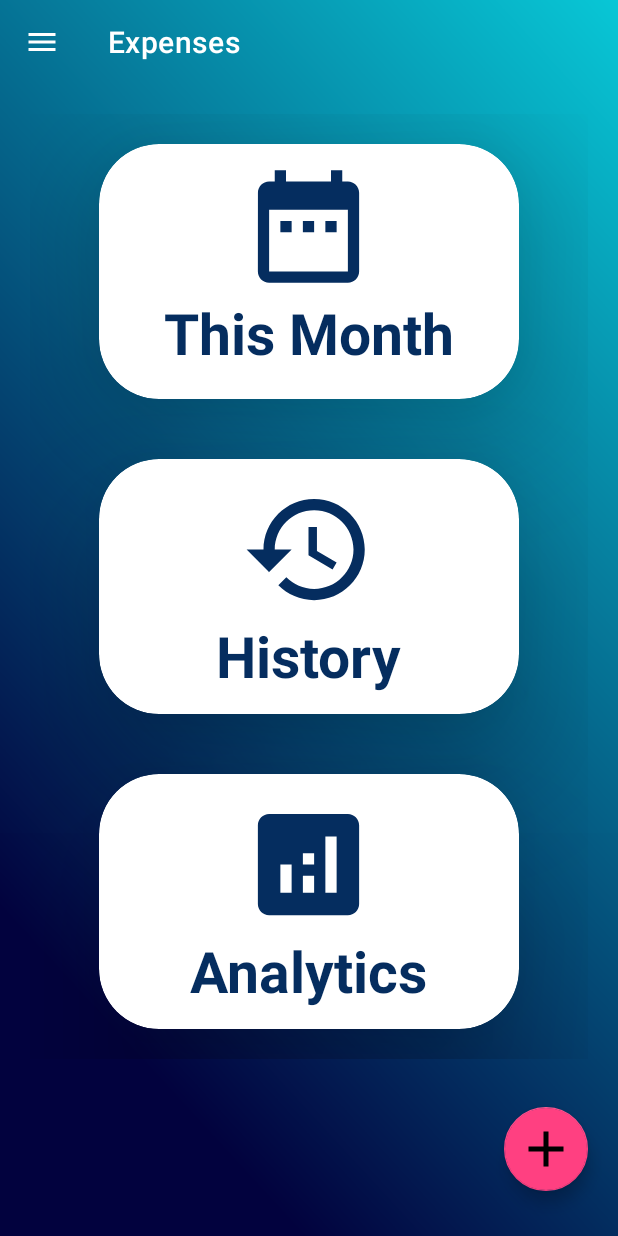
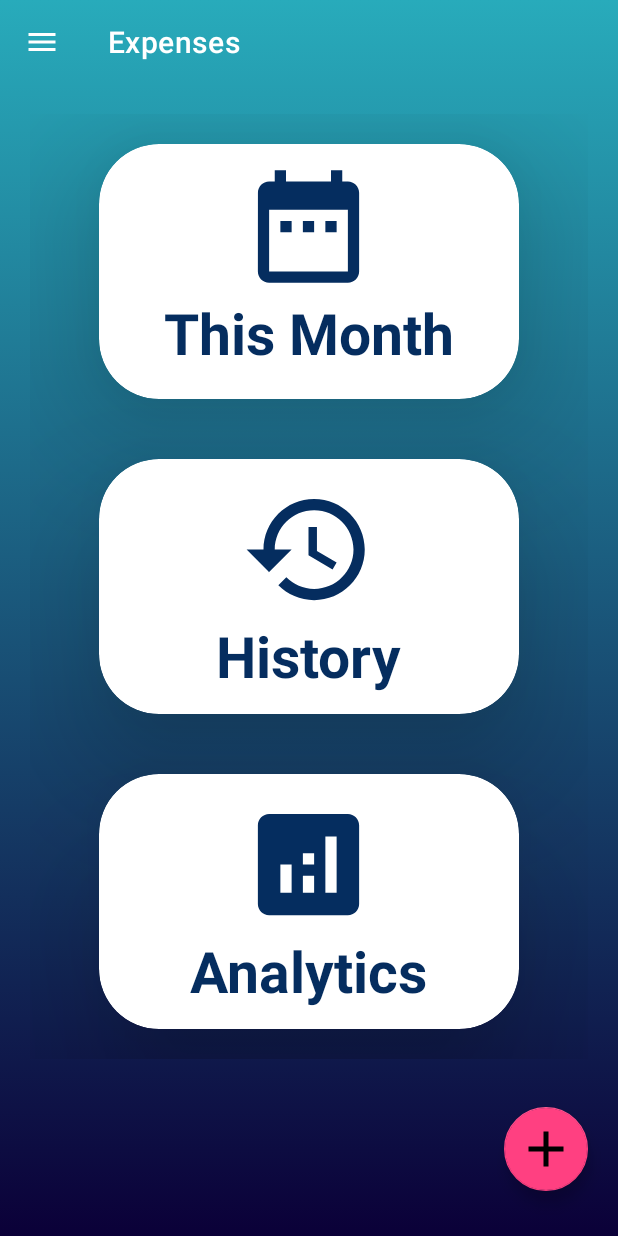
Before and after one commit to MdMonimHossain/Android-Project-ImproveU, an Android app: the ExpensesActivity screen opened directly, with no data from a screen before it, on a phone screen of 412 x 824 dp. Run offline under Robolectric (Android 15) with nearby library versions, the phone set to English and light mode, and no system bars; our stand-ins replace Firebase (no records; nobody signed in at launch, a user with empty details on screens opened directly); libraries missing offline, so code that uses them is left out: com.whiteelephant.monthpicker; Roboto replaces fonts that are not available here.

Commit message:
gradient bg added

```diff
--- /dev/null
+++ b/ImproveU/app/src/main/res/drawable/gradient_background.xml
@@ -0,0 +1,14 @@
+<?xml version="1.0" encoding="utf-8"?>
+<selector xmlns:android="http://schemas.android.com/apk/res/android">
+
+    <item>
+        <shape android:shape="rectangle">
+            <gradient
+                android:startColor="#28ABBB"
+                android:endColor="#0B0038"
+                android:angle="270"
+                />
+        </shape>
+    </item>
+
+</selector>
--- a/ImproveU/app/src/main/res/layout-land/activity_login.xml
+++ b/ImproveU/app/src/main/res/layout-land/activity_login.xml
@@ -4,7 +4,7 @@
     xmlns:app="http://schemas.android.com/apk/res-auto"
     android:layout_width="match_parent"
     android:layout_height="match_parent"
-    android:background="@drawable/slidebackground"
+    android:background="@drawable/gradient_background"
     tools:context=".LoginActivity">
 
     <ScrollView
--- a/ImproveU/app/src/main/res/layout-land/activity_signup.xml
+++ b/ImproveU/app/src/main/res/layout-land/activity_signup.xml
@@ -5,7 +5,7 @@
     android:layout_height="match_parent"
     android:orientation="vertical"
     android:gravity="center"
-    android:background="@drawable/slidebackground"
+    android:background="@drawable/gradient_background"
     tools:context=".SignupActivity" >
 
     <ScrollView
--- a/ImproveU/app/src/main/res/layout/activity_dashboard.xml
+++ b/ImproveU/app/src/main/res/layout/activity_dashboard.xml
@@ -22,7 +22,7 @@
         android:layout_height="match_parent"
         android:fitsSystemWindows="true"
         android:orientation="vertical"
-        android:background="@drawable/slidebackground">
+        android:background="@drawable/gradient_background">
 
         <androidx.appcompat.widget.Toolbar
             android:id="@+id/toolbar"
--- a/ImproveU/app/src/main/res/layout/activity_expenses.xml
+++ b/ImproveU/app/src/main/res/layout/activity_expenses.xml
@@ -21,7 +21,7 @@
         android:layout_width="match_parent"
         android:layout_height="match_parent"
         android:fitsSystemWindows="true"
-        android:background="@drawable/slidebackground">
+        android:background="@drawable/gradient_background">
 
         <androidx.appcompat.widget.Toolbar
             android:id="@+id/toolbar"
--- a/ImproveU/app/src/main/res/layout/activity_expenses_analytics.xml
+++ b/ImproveU/app/src/main/res/layout/activity_expenses_analytics.xml
@@ -5,7 +5,7 @@
     android:layout_height="match_parent"
     xmlns:app="http://schemas.android.com/apk/res-auto"
     android:fitsSystemWindows="true"
-    android:background="@drawable/slidebackground"
+    android:background="@drawable/gradient_background"
     tools:context=".ExpensesAnalyticsActivity">
 
     <androidx.appcompat.widget.Toolbar
--- a/ImproveU/app/src/main/res/layout/activity_expenses_history.xml
+++ b/ImproveU/app/src/main/res/layout/activity_expenses_history.xml
@@ -5,7 +5,7 @@
     android:layout_width="match_parent"
     android:layout_height="match_parent"
     android:fitsSystemWindows="true"
-    android:background="@drawable/slidebackground"
+    android:background="@drawable/gradient_background"
     tools:context=".ExpensesHistoryActivity">
 
     <androidx.appcompat.widget.Toolbar
--- a/ImproveU/app/src/main/res/layout/activity_expenses_this_month.xml
+++ b/ImproveU/app/src/main/res/layout/activity_expenses_this_month.xml
@@ -5,7 +5,7 @@
     android:layout_width="match_parent"
     android:layout_height="match_parent"
     android:fitsSystemWindows="true"
-    android:background="@drawable/slidebackground"
+    android:background="@drawable/gradient_background"
     tools:context=".ExpensesThisMonthActivity">
 
     <androidx.appcompat.widget.Toolbar
--- a/ImproveU/app/src/main/res/layout/activity_intro.xml
+++ b/ImproveU/app/src/main/res/layout/activity_intro.xml
@@ -4,7 +4,7 @@
     android:layout_width="match_parent"
     android:layout_height="match_parent"
     android:orientation="vertical"
-    android:background="@drawable/slidebackground"
+    android:background="@drawable/gradient_background"
     tools:context=".IntroActivity" >
 
     <androidx.viewpager.widget.ViewPager
--- a/ImproveU/app/src/main/res/layout/activity_login.xml
+++ b/ImproveU/app/src/main/res/layout/activity_login.xml
@@ -6,7 +6,7 @@
     xmlns:app="http://schemas.android.com/apk/res-auto"
     android:orientation="vertical"
     android:gravity="center"
-    android:background="@drawable/slidebackground"
+    android:background="@drawable/gradient_background"
     tools:context=".LoginActivity">
 
     <TextView
--- a/ImproveU/app/src/main/res/layout/activity_notes.xml
+++ b/ImproveU/app/src/main/res/layout/activity_notes.xml
@@ -21,7 +21,7 @@
         android:layout_width="match_parent"
         android:layout_height="match_parent"
         android:fitsSystemWindows="true"
-        android:background="@drawable/slidebackground">
+        android:background="@drawable/gradient_background">
 
         <androidx.appcompat.widget.Toolbar
             android:id="@+id/toolbar"
--- a/ImproveU/app/src/main/res/layout/activity_signup.xml
+++ b/ImproveU/app/src/main/res/layout/activity_signup.xml
@@ -5,7 +5,7 @@
     android:layout_height="match_parent"
     android:orientation="vertical"
     android:gravity="center"
-    android:background="@drawable/slidebackground"
+    android:background="@drawable/gradient_background"
     tools:context=".SignupActivity" >
 
     <TextView
--- a/ImproveU/app/src/main/res/layout/activity_tasks.xml
+++ b/ImproveU/app/src/main/res/layout/activity_tasks.xml
@@ -21,7 +21,7 @@
         android:layout_width="match_parent"
         android:layout_height="match_parent"
         android:fitsSystemWindows="true"
-        android:background="@drawable/slidebackground">
+        android:background="@drawable/gradient_background">
 
         <androidx.appcompat.widget.Toolbar
             android:id="@+id/toolbar"
--- a/ImproveU/app/src/main/res/layout/header.xml
+++ b/ImproveU/app/src/main/res/layout/header.xml
@@ -4,7 +4,7 @@
     android:layout_width="match_parent"
     android:layout_height="200dp"
     android:orientation="vertical"
-    android:background="@drawable/header"
+    android:background="@drawable/gradient_background"
     android:gravity="center">
 
     <ImageView
```
Also changed, not shown: ImproveU/app/src/main/res/layout/activity_main.xml (+9 -2 lines), ImproveU/app/src/main/res/drawable-v24/header.png (deleted), ImproveU/app/src/main/res/drawable-v24/logo.png, ImproveU/app/src/main/res/drawable-v24/slidebackground.png (deleted), ImproveU/app/src/main/res/drawable-v24/splashscreen.png (deleted).
